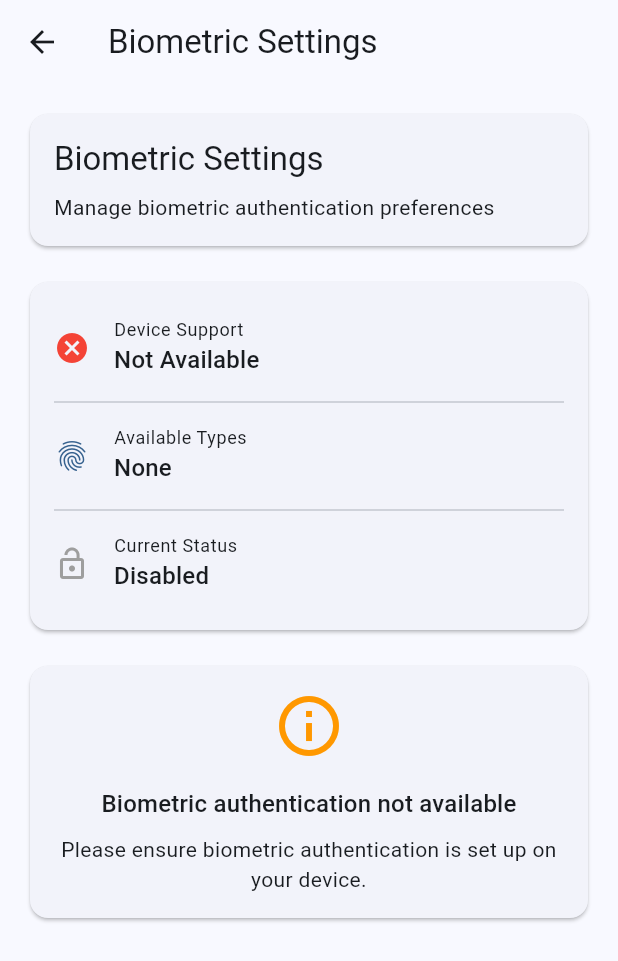
After one commit to victoralfred/courier_mobile, a Flutter app: the BiometricSettingsScreen screen opened directly, on a phone screen of 412 x 824 dp. The commit adds this screen. Shown: the top 961 px of the screen. Run offline on Flutter 3.47's test engine with Material 3 defaults, Android fonts, the phone set to English and light mode, and no system bars; our stand-ins replace dartz, dio, equatable, flutter_bloc, flutter_screenutil, flutter_secure_storage and 6 more; accounts and stored records are empty.

Commit message:
Implemented biometric services

```diff
--- a/courier_app/lib/core/constants/app_strings.dart
+++ b/courier_app/lib/core/constants/app_strings.dart
@@ -532,6 +532,29 @@ class AppStrings {
   static const String biometricLoginFailed = 'Biometric login failed';
   static const String biometricEnableFailed = 'Failed to enable biometric';
   static const String biometricDisableFailed = 'Failed to disable biometric';
+  static const String biometricEnrollmentTitle = 'Enable Biometric Login';
+  static const String biometricEnrollmentMessage =
+      'Would you like to use biometric authentication for faster and secure login?';
+  static const String biometricEnrollmentYes = 'Enable';
+  static const String biometricEnrollmentNo = 'Not Now';
+  static const String biometricEnrollmentSkip = 'Skip';
+  static const String biometricSettingsTitle = 'Biometric Settings';
+  static const String biometricSettingsDescription =
+      'Manage biometric authentication preferences';
+  static const String biometricPinFallbackTitle = 'Enter PIN';
+  static const String biometricPinFallbackMessage =
+      'Biometric authentication failed. Please enter your PIN.';
+  static const String biometricPasswordFallbackTitle = 'Enter Password';
+  static const String biometricPasswordFallbackMessage =
+      'Biometric authentication failed. Please enter your password.';
+  static const String biometricPreferenceSaved =
+      'Biometric preference saved successfully';
+  static const String biometricPreferenceLoadFailed =
+      'Failed to load biometric preference';
+
+  // Storage Keys - Biometric
+  static const String keyBiometricEnabled = 'biometric_enabled';
+  static const String keyBiometricEnrollmentShown = 'biometric_enrollment_shown';
 
   // Repository Error Messages
   static const String errorUserNotAuthenticated = 'User not authenticated';
--- /dev/null
+++ b/courier_app/lib/features/settings/presentation/screens/biometric_settings_screen.dart
@@ -0,0 +1,277 @@
+import 'package:flutter/material.dart';
+import 'package:delivery_app/core/constants/app_strings.dart';
+import 'package:delivery_app/features/auth/data/services/biometric_service.dart';
+import 'package:get_it/get_it.dart';
+
+/// Screen for managing biometric authentication settings
+class BiometricSettingsScreen extends StatefulWidget {
+  const BiometricSettingsScreen({super.key});
+
+  @override
+  State<BiometricSettingsScreen> createState() =>
+      _BiometricSettingsScreenState();
+}
+
+class _BiometricSettingsScreenState extends State<BiometricSettingsScreen> {
+  final _biometricService = GetIt.instance<BiometricService>();
+
+  bool _isLoading = true;
+  bool _isBiometricAvailable = false;
+  bool _isBiometricEnabled = false;
+  String _availableBiometricTypes = '';
+
+  @override
+  void initState() {
+    super.initState();
+    _loadBiometricStatus();
+  }
+
+  Future<void> _loadBiometricStatus() async {
+    setState(() {
+      _isLoading = true;
+    });
+
+    try {
+      final isAvailable = await _biometricService.isAvailable();
+      final isEnabled = await _biometricService.isBiometricEnabled();
+      final biometrics = await _biometricService.getAvailableBiometrics();
+
+      final types = biometrics.map((type) {
+        switch (type.name) {
+          case 'face':
+            return 'Face ID';
+          case 'fingerprint':
+            return 'Fingerprint';
+          case 'iris':
+            return 'Iris';
+          default:
+            return 'Biometric';
+        }
+      }).join(', ');
+
+      setState(() {
+        _isBiometricAvailable = isAvailable;
+        _isBiometricEnabled = isEnabled;
+        _availableBiometricTypes = types.isEmpty ? 'None' : types;
+        _isLoading = false;
+      });
+    } catch (e) {
+      setState(() {
+        _isLoading = false;
+      });
+    }
+  }
+
+  Future<void> _toggleBiometric(bool enabled) async {
+    setState(() {
+      _isLoading = true;
+    });
+
+    try {
+      bool success;
+      if (enabled) {
+        // Test biometric authentication before enabling
+        final authenticated = await _biometricService.authenticate(
+          localizedReason: 'Verify your identity to enable biometric login',
+        );
+
+        if (!authenticated) {
+          if (mounted) {
+            _showMessage(AppStrings.biometricFailed, isError: true);
+          }
+          setState(() {
+            _isLoading = false;
+          });
+          return;
+        }
+
+        success = await _biometricService.enableBiometric();
+      } else {
+        success = await _biometricService.disableBiometric();
+      }
+
+      if (mounted) {
+        if (success) {
+          _showMessage(
+            enabled
+                ? AppStrings.biometricEnabled
+                : AppStrings.biometricDisabled,
+          );
+          setState(() {
+            _isBiometricEnabled = enabled;
+          });
+        } else {
+          _showMessage(
+            enabled
+                ? AppStrings.biometricEnableFailed
+                : AppStrings.biometricDisableFailed,
+            isError: true,
+          );
+        }
+      }
+    } catch (e) {
+      if (mounted) {
+        _showMessage(AppStrings.errorUnexpected, isError: true);
+      }
+    } finally {
+      if (mounted) {
+        setState(() {
+          _isLoading = false;
+        });
+      }
+    }
+  }
+
+  void _showMessage(String message, {bool isError = false}) {
+    ScaffoldMessenger.of(context).showSnackBar(
+      SnackBar(
+        content: Text(message),
+        backgroundColor: isError ? Colors.red : Colors.green,
+      ),
+    );
+  }
+
+  @override
+  Widget build(BuildContext context) => Scaffold(
+        appBar: AppBar(
+          title: const Text(AppStrings.biometricSettingsTitle),
+        ),
+        body: _isLoading
+            ? const Center(child: CircularProgressIndicator())
+            : ListView(
+                padding: const EdgeInsets.all(16),
+                children: [
+                  Card(
+                    child: Padding(
+                      padding: const EdgeInsets.all(16),
+                      child: Column(
+                        crossAxisAlignment: CrossAxisAlignment.start,
+                        children: [
+                          Text(
+                            AppStrings.biometricSettingsTitle,
+                            style: Theme.of(context).textTheme.titleLarge,
+                          ),
+                          const SizedBox(height: 8),
+                          Text(
+                            AppStrings.biometricSettingsDescription,
+                            style: Theme.of(context).textTheme.bodyMedium,
+                          ),
+                        ],
+                      ),
+                    ),
+                  ),
+                  const SizedBox(height: 16),
+                  _buildStatusCard(context),
+                  const SizedBox(height: 16),
+                  if (_isBiometricAvailable) _buildToggleCard(context),
+                  if (!_isBiometricAvailable) _buildUnavailableCard(context),
+                ],
+              ),
+      );
+
+  Widget _buildStatusCard(BuildContext context) => Card(
+        child: Padding(
+          padding: const EdgeInsets.all(16),
+          child: Column(
+            crossAxisAlignment: CrossAxisAlignment.start,
+            children: [
+              _buildInfoRow(
+                context,
+                'Device Support',
+                _isBiometricAvailable ? 'Available' : 'Not Available',
+                _isBiometricAvailable ? Icons.check_circle : Icons.cancel,
+                _isBiometricAvailable ? Colors.green : Colors.red,
+              ),
+              const Divider(),
+              _buildInfoRow(
+                context,
+                'Available Types',
+                _availableBiometricTypes,
+                Icons.fingerprint,
+                Theme.of(context).primaryColor,
+              ),
+              const Divider(),
+              _buildInfoRow(
+                context,
+                'Current Status',
+                _isBiometricEnabled ? 'Enabled' : 'Disabled',
+                _isBiometricEnabled ? Icons.lock : Icons.lock_open,
+                _isBiometricEnabled ? Colors.green : Colors.grey,
+              ),
+            ],
+          ),
+        ),
+      );
+
+  Widget _buildInfoRow(
+    BuildContext context,
+    String label,
+    String value,
+    IconData icon,
+    Color iconColor,
+  ) =>
+      Padding(
+        padding: const EdgeInsets.symmetric(vertical: 8),
+        child: Row(
+          children: [
+            Icon(icon, color: iconColor, size: 24),
+            const SizedBox(width: 16),
+            Expanded(
+              child: Column(
+                crossAxisAlignment: CrossAxisAlignment.start,
+                children: [
+                  Text(
+                    label,
+                    style: Theme.of(context).textTheme.bodySmall,
+                  ),
+                  Text(
+                    value,
+                    style: Theme.of(context).textTheme.titleMedium,
+                  ),
+                ],
+              ),
+            ),
+          ],
+        ),
+      );
+
+  Widget _buildToggleCard(BuildContext context) => Card(
+        child: SwitchListTile(
+          title: const Text('Enable Biometric Login'),
+          subtitle: const Text('Use biometric authentication to login'),
+          value: _isBiometricEnabled,
+          onChanged: _isLoading ? null : _toggleBiometric,
+          secondary: Icon(
+            Icons.fingerprint,
+            color: Theme.of(context).primaryColor,
+          ),
+        ),
+      );
+
+  Widget _buildUnavailableCard(BuildContext context) => Card(
+        child: Padding(
+          padding: const EdgeInsets.all(16),
+          child: Column(
+            children: [
+              const Icon(
+                Icons.info_outline,
+                size: 48,
+                color: Colors.orange,
+              ),
+              const SizedBox(height: 16),
+              Text(
+                AppStrings.biometricNotAvailable,
+                style: Theme.of(context).textTheme.titleMedium,
+                textAlign: TextAlign.center,
+              ),
+              const SizedBox(height: 8),
+              Text(
+                'Please ensure biometric authentication is set up on your device.',
+                style: Theme.of(context).textTheme.bodyMedium,
+                textAlign: TextAlign.center,
+              ),
+            ],
+          ),
+        ),
+      );
+}
```
Also changed, not shown: courier_app/lib/features/auth/data/services/biometric_service.dart (+76 -0 lines), courier_app/lib/features/auth/presentation/widgets/biometric_enrollment_dialog.dart (added, +123 -0 lines), courier_app/lib/features/auth/presentation/widgets/biometric_fallback_dialog.dart (added, +154 -0 lines), 1 other file.
